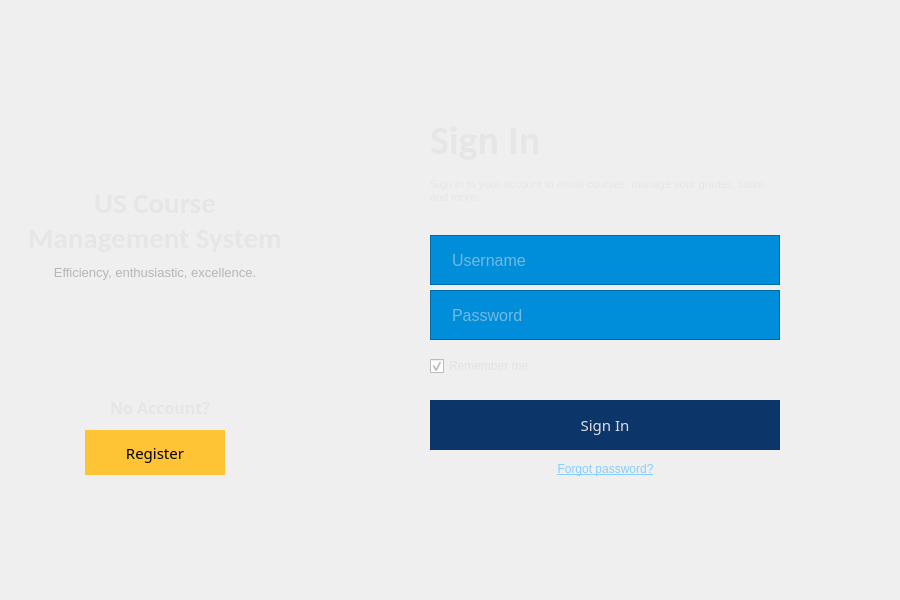
This is hcmus-course-manager-system/mainwindow.ui in thatweirdbush/hcmus-course-management-system as Qt 5 draws it before an edit. The edited form follows.
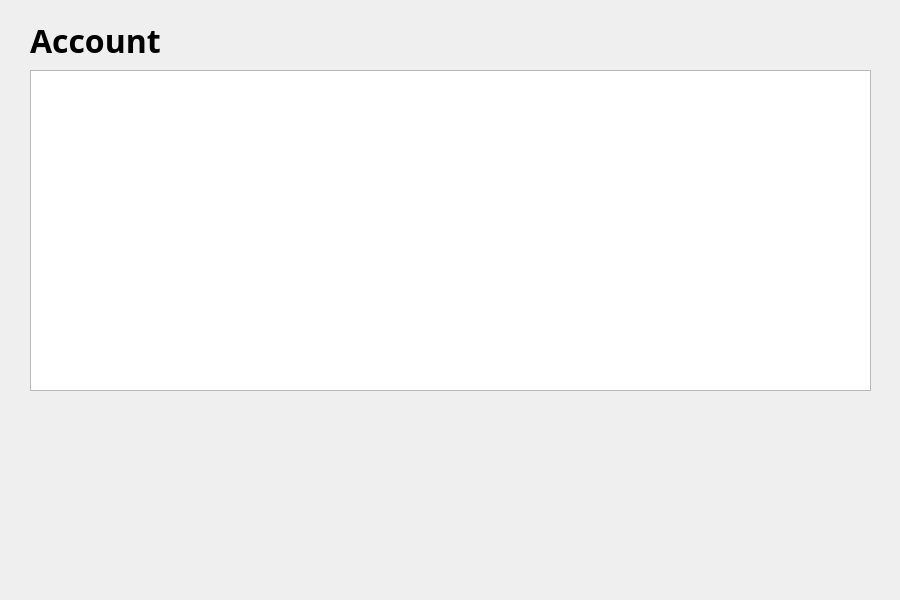
This is the edited form. The open tabs and pages were chosen to show the change. Icons and pictures are not drawn.

Diff of the .ui file:
```diff
--- a/hcmus-course-manager-system/mainwindow.ui
+++ b/hcmus-course-manager-system/mainwindow.ui
@@ -304,7 +304,7 @@
        <property name="frameShadow">
         <enum>QFrame::Raised</enum>
        </property>
-       <widget class="QLineEdit" name="txtUsername">
+       <widget class="QLineEdit" name="txtPassword">
         <property name="geometry">
          <rect>
           <x>20</x>
@@ -375,7 +375,7 @@
        <property name="frameShadow">
         <enum>QFrame::Raised</enum>
        </property>
-       <widget class="QLineEdit" name="txtPassword">
+       <widget class="QLineEdit" name="txtUsername">
         <property name="geometry">
          <rect>
           <x>20</x>
@@ -2147,6 +2147,47 @@
       </property>
      </widget>
     </widget>
+    <widget class="QWidget" name="pageAccount">
+     <property name="styleSheet">
+      <string notr="true">QWidget#pageAccount{
+	border-image: url(:/assets/blue-gradient.png) 0 0 0 0 stretch stretch;
+}
+</string>
+     </property>
+     <widget class="QTableWidget" name="tableAccount">
+      <property name="geometry">
+       <rect>
+        <x>30</x>
+        <y>70</y>
+        <width>841</width>
+        <height>321</height>
+       </rect>
+      </property>
+     </widget>
+     <widget class="QLabel" name="label_2">
+      <property name="geometry">
+       <rect>
+        <x>30</x>
+        <y>20</y>
+        <width>151</width>
+        <height>41</height>
+       </rect>
+      </property>
+      <property name="font">
+       <font>
+        <family>Segoe UI Semibold</family>
+        <pointsize>24</pointsize>
+        <bold>true</bold>
+       </font>
+      </property>
+      <property name="styleSheet">
+       <string notr="true">color: rgb(0, 0, 0);</string>
+      </property>
+      <property name="text">
+       <string>Account</string>
+      </property>
+     </widget>
+    </widget>
    </widget>
   </widget>
  </widget>
```
Left out of the diff: 6 changed lines with no effect on the pictures.
